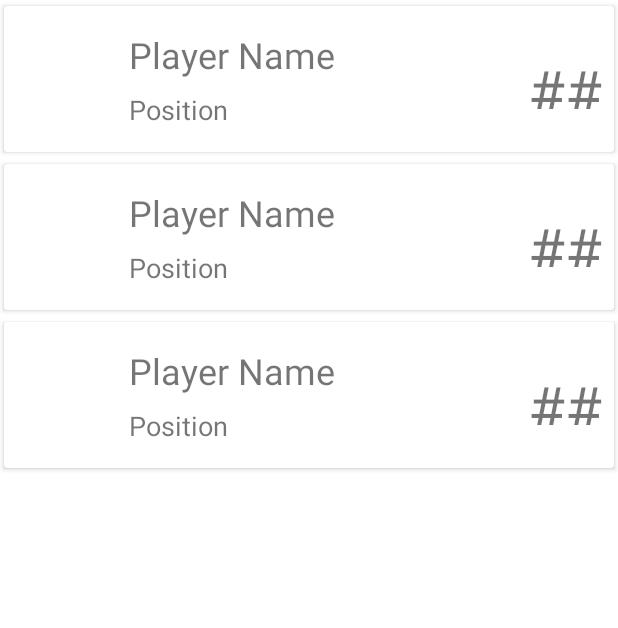
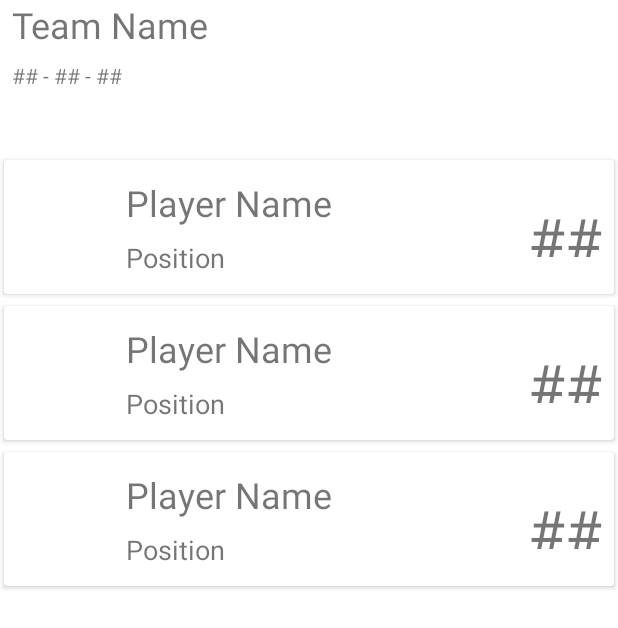
Before and after one commit to ererw11/Hockey-Stats, an Android app: the layout fragment_roster.xml on its own in the app's theme, with its tools: preview values and no code run, on a phone screen of 412 x 824 dp. Shown: the top 628 px of the screen. Run offline under Robolectric (Android 15) with nearby library versions, the light colour scheme and no system bars; network calls fail.

Commit message:
feat: Team name and current record showing on the roster

```diff
--- a/app/build.gradle
+++ b/app/build.gradle
@@ -40,4 +40,5 @@ dependencies {
         exclude group: 'com.android.support', module: 'recyclerview-v7'
     }
     implementation 'com.google.android.material:material:1.0.0-alpha1'
+    implementation 'com.android.support.constraint:constraint-layout:1.1.3'
 }
--- a/app/src/main/java/com/android/stats/ApiService.java
+++ b/app/src/main/java/com/android/stats/ApiService.java
@@ -2,6 +2,7 @@ package com.android.stats;
 
 import com.android.stats.dashboard.standings.Standings;
 import com.android.stats.dashboard.team.Team;
+import com.android.stats.roster.teamStats.TeamStats;
 import com.android.stats.player_stats.skater_details.PlayerDetails;
 import com.android.stats.player_stats.stats.PlayerStats;
 
@@ -19,6 +20,10 @@ public interface ApiService {
     @GET("https://statsapi.web.nhl.com/api/v1/standings/regularSeason")
     Call<Standings> getStandings();
 
+    // Get Team Stats
+    @GET("https://statsapi.web.nhl.com/api/v1/teams/{ID}/stats")
+    Call<TeamStats> getTeamStats(@Path("ID") String teamId);
+
     // Get player details
     @GET("https://statsapi.web.nhl.com/api/v1/people/{ID}")
     Call<PlayerDetails> getPlayerDetails(@Path("ID") String playerId);
--- a/app/src/main/res/layout/fragment_roster.xml
+++ b/app/src/main/res/layout/fragment_roster.xml
@@ -1,14 +1,46 @@
-<FrameLayout
-    xmlns:android="http://schemas.android.com/apk/res/android"
+<LinearLayout xmlns:android="http://schemas.android.com/apk/res/android"
+    xmlns:app="http://schemas.android.com/apk/res-auto"
     xmlns:tools="http://schemas.android.com/tools"
     android:layout_width="match_parent"
     android:layout_height="match_parent"
+    android:orientation="vertical"
     tools:context="com.android.stats.roster.RosterFragment">
+
+    <androidx.constraintlayout.widget.ConstraintLayout
+        android:layout_width="match_parent"
+        android:layout_height="0dp"
+        android:layout_weight="1">
+
+        <TextView
+            android:id="@+id/team_name"
+            android:layout_width="wrap_content"
+            android:layout_height="wrap_content"
+            android:layout_marginStart="8dp"
+            android:layout_marginTop="8dp"
+            android:textSize="24sp"
+            app:layout_constraintStart_toStartOf="parent"
+            tools:text="Team Name" />
+
+        <TextView
+            android:id="@+id/team_record"
+            android:layout_width="wrap_content"
+            android:layout_height="0dp"
+            android:layout_marginStart="8dp"
+            android:layout_marginTop="8dp"
+            android:layout_marginBottom="8dp"
+            app:layout_constraintBottom_toBottomOf="parent"
+            app:layout_constraintStart_toStartOf="parent"
+            app:layout_constraintTop_toBottomOf="@+id/team_name"
+            tools:text="## - ## - ##" />
+
+    </androidx.constraintlayout.widget.ConstraintLayout>
+
 
     <androidx.recyclerview.widget.RecyclerView
         android:id="@+id/roster_recycler_view"
         android:layout_width="match_parent"
-        android:layout_height="match_parent"
-        tools:listitem="@layout/item_view_player_roster"/>
+        android:layout_height="0dp"
+        android:layout_weight="7"
+        tools:listitem="@layout/item_view_player_roster" />
 
-</FrameLayout>
+</LinearLayout>
--- a/app/src/main/res/layout/item_view_player_roster.xml
+++ b/app/src/main/res/layout/item_view_player_roster.xml
@@ -1,6 +1,5 @@
 <?xml version="1.0" encoding="utf-8"?>
-<androidx.cardview.widget.CardView
-    xmlns:android="http://schemas.android.com/apk/res/android"
+<androidx.cardview.widget.CardView xmlns:android="http://schemas.android.com/apk/res/android"
     xmlns:app="http://schemas.android.com/apk/res-auto"
     xmlns:tools="http://schemas.android.com/tools"
     android:layout_width="match_parent"
@@ -16,48 +15,49 @@
             android:id="@+id/player_image_view"
             android:layout_width="75dp"
             android:layout_height="75dp"
-            android:layout_marginBottom="4dp"
-            android:layout_marginStart="4dp"
-            android:layout_marginTop="4dp"
+            android:layout_marginStart="2dp"
+            android:layout_marginTop="2dp"
+            android:layout_marginBottom="2dp"
             android:contentDescription="@string/player_image"
             app:layout_constraintBottom_toBottomOf="parent"
             app:layout_constraintStart_toStartOf="parent"
-            app:layout_constraintTop_toTopOf="parent"/>
+            app:layout_constraintTop_toTopOf="parent" />
 
         <TextView
             android:id="@+id/player_name_text_view"
             android:layout_width="wrap_content"
             android:layout_height="wrap_content"
             android:layout_marginStart="4dp"
-            android:layout_marginTop="16dp"
+            android:layout_marginTop="12dp"
             android:textSize="24sp"
             app:layout_constraintStart_toEndOf="@+id/player_image_view"
             app:layout_constraintTop_toTopOf="parent"
-            tools:text="Player Name"/>
+            tools:text="Player Name" />
 
         <TextView
             android:id="@+id/player_number_text_view"
             android:layout_width="wrap_content"
             android:layout_height="39dp"
             android:layout_marginEnd="8dp"
-            android:gravity="center"
+            android:gravity="center_vertical|center_horizontal"
+            android:textAlignment="center"
             android:textSize="40sp"
             app:layout_constraintBottom_toBottomOf="@+id/player_position_text_view"
             app:layout_constraintEnd_toEndOf="parent"
             app:layout_constraintTop_toTopOf="@+id/player_name_text_view"
-            tools:text="##"/>
+            tools:text="##" />
 
         <TextView
             android:id="@+id/player_position_text_view"
             android:layout_width="wrap_content"
             android:layout_height="wrap_content"
-            android:layout_marginBottom="16dp"
             android:layout_marginTop="8dp"
+            android:layout_marginBottom="12dp"
             android:textSize="18sp"
             app:layout_constraintBottom_toBottomOf="parent"
             app:layout_constraintStart_toStartOf="@+id/player_name_text_view"
             app:layout_constraintTop_toBottomOf="@+id/player_name_text_view"
-            tools:text="Position"/>
+            tools:text="Position" />
 
     </androidx.constraintlayout.widget.ConstraintLayout>
 
```
Also changed, not shown: app/src/main/AndroidManifest.xml (+2 -6 lines), app/src/main/java/com/android/stats/roster/RosterFragment.java (+55 -0 lines).
